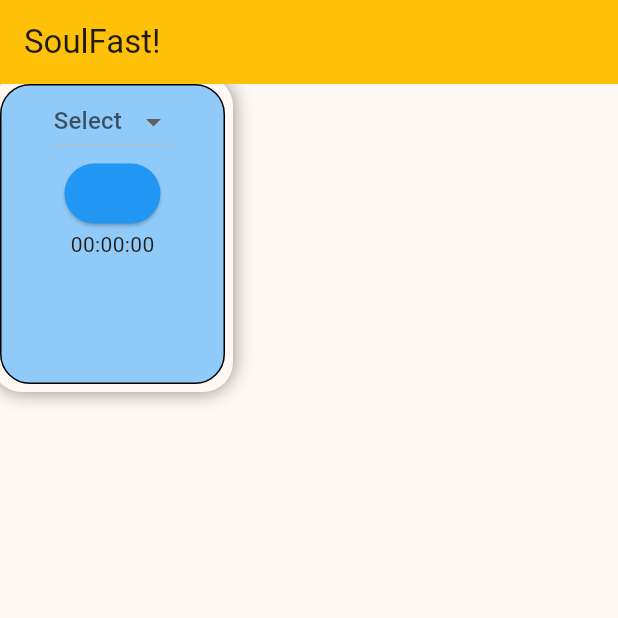
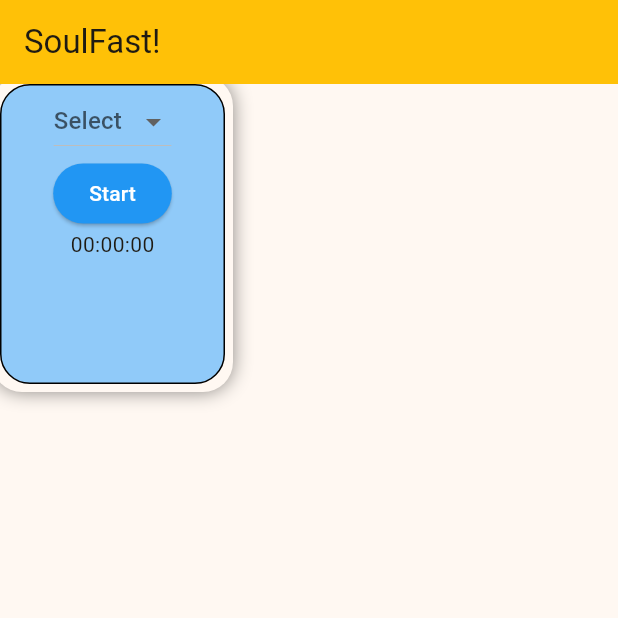
Before and after one commit to ilhamafandi21/soul-fast, a Flutter app: the screen it shows after launch, on a phone screen of 412 x 824 dp, the top half of it. Run offline on Flutter 3.47's test engine with Material 3 defaults, Android fonts, the phone set to English and light mode, and no system bars.

Commit message:
9  nov  2025

```diff
--- a/lib/widgets/dropdown_widget.dart
+++ b/lib/widgets/dropdown_widget.dart
@@ -113,7 +113,7 @@ class _DropdownWidgetState extends State<DropdownWidget> {
                 : startFasting();
           },
           child: Text(
-            (countdownFast != null) ? 'Stop' : '',
+            (countdownFast != null) ? 'Stop' : 'Start',
             style: TextStyle(color: Colors.white),
           ),
         ),
```
